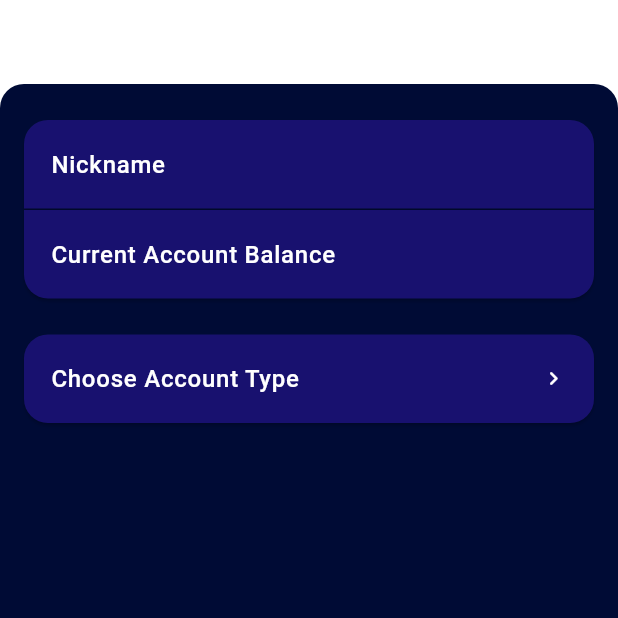
After one commit to AbdElrahmanaymen/Budgetly, a Flutter app: the NewAccountScreen screen opened by its route, on a phone screen of 412 x 824 dp, the top half of it. The commit adds this screen. Run offline on Flutter 3.47's test engine with Material 3 defaults, Android fonts, the light colour scheme and no system bars; our stand-ins replace carousel_slider, dropdown_button2, flutter_bloc, flutter_svg, freezed_annotation, get_it and 1 more; project files that could hold a hidden picture were left out.

Commit message:
Implemented new account screen
Hotfix: language screen font size

```diff
--- a/lib/application/navbar/nav_bar_state.dart
+++ b/lib/application/navbar/nav_bar_state.dart
@@ -25,6 +25,7 @@ class NavBarState with _$NavBarState {
             icon: Icon(
               Icons.add,
             ),
+            routeName: '/NewAccountScreen',
           ),
           BudgetlyAppBar(
             title: 'Calendar',
--- /dev/null
+++ b/lib/presentation/accounts/new_account_screen.dart
@@ -0,0 +1,73 @@
+import 'package:budgetly/infrastructure/style/colors.dart';
+import 'package:budgetly/presentation/widgets/buttons.dart';
+import 'package:flutter/material.dart';
+
+class NewAccountScreen extends StatelessWidget {
+  const NewAccountScreen({super.key});
+  @override
+  Widget build(BuildContext context) {
+    return Scaffold(
+      appBar: AppBar(
+        centerTitle: true,
+        title: Text(
+          'New Account',
+          style: Theme.of(context).textTheme.titleLarge!.copyWith(fontSize: 24),
+        ),
+        iconTheme: const IconThemeData(
+          color: Colors.white,
+        ),
+        backgroundColor: Colors.transparent,
+      ),
+      body: Container(
+        height: double.infinity,
+        width: double.infinity,
+        decoration: BoxDecoration(
+          color: darkBlueColor,
+          borderRadius: const BorderRadius.only(
+            topLeft: Radius.circular(16),
+            topRight: Radius.circular(16),
+          ),
+        ),
+        child: Padding(
+          padding: const EdgeInsets.fromLTRB(16, 24, 16, 24),
+            child: Column(
+              crossAxisAlignment: CrossAxisAlignment.stretch,
+              children: [
+                BudgetlyButtons.AccountsButton(
+                  label: 'Nickname',
+                  labelStyle: Theme.of(context).textTheme.labelSmall,
+                  backgroundColor: semiBlueColor,
+                  onPressed: () {},
+                  context: context,
+                  bottomLeftRadius: 0.0,
+                  bottomRightRadius: 0.0,
+                ),
+                const SizedBox(height: 1),
+                BudgetlyButtons.AccountsButton(
+                  label: 'Current Account Balance',
+                  labelStyle: Theme.of(context).textTheme.labelSmall,
+                  backgroundColor: semiBlueColor,
+                  onPressed: () {
+                    Icons.arrow_forward;
+                  },
+                  context: context,
+                  topLeftRadius: 0.0,
+                  topRightRadius: 0.0,
+                ),
+                const SizedBox(height: 24),
+                BudgetlyButtons.AccountsButton(
+                  label: 'Choose Account Type',
+                  labelStyle: Theme.of(context).textTheme.labelSmall,
+                  backgroundColor: semiBlueColor,
+                  icon: Icons.keyboard_arrow_right_rounded,
+                  onPressed: () {},
+                  context: context,
+                ),
+                const SizedBox(height: 16),
+              ],
+            ),
+        ),
+      ),
+    );
+  }
+}
--- a/lib/presentation/core/app_widget.dart
+++ b/lib/presentation/core/app_widget.dart
@@ -1,4 +1,5 @@
 import 'package:budgetly/infrastructure/style/theme.dart';
+import 'package:budgetly/presentation/accounts/new_account_screen.dart';
 import 'package:budgetly/presentation/core/app_screen.dart';
 import 'package:budgetly/presentation/core/complete_profile_screen.dart';
 import 'package:budgetly/presentation/core/get_started_screen.dart';
@@ -22,6 +23,7 @@ Map<String, WidgetBuilder> routes = {
   '/LanguagesScreen': (context) => const LanguagesScreen(),
   '/ChangePasswordScreen': (context) => const ChangePasswordScreen(),
   '/NotificationScreen': (context) => const NotificationScreen(),
+  '/NewAccountScreen': (context) => const NewAccountScreen(),
 };
 
 class AppWidget extends StatelessWidget {
--- a/lib/presentation/settings/screens/languages_screen.dart
+++ b/lib/presentation/settings/screens/languages_screen.dart
@@ -12,7 +12,7 @@ class LanguagesScreen extends StatelessWidget {
         centerTitle: false,
         title: Text(
           'Language',
-          style: Theme.of(context).textTheme.titleLarge!.copyWith(fontSize: 26),
+          style: Theme.of(context).textTheme.titleLarge!.copyWith(fontSize: 24),
         ),
         iconTheme: const IconThemeData(
           color: Colors.white,
--- a/lib/presentation/widgets/buttons.dart
+++ b/lib/presentation/widgets/buttons.dart
@@ -67,7 +67,10 @@ class BudgetlyButtons {
           children: [
             Text(
               label,
-              style: labelStyle ?? Theme.of(context).textTheme.labelMedium!.copyWith(fontWeight: FontWeight.w500), // Use the provided labelStyle or fallback to default style
+              style: labelStyle ??
+                  Theme.of(context).textTheme.labelMedium!.copyWith(
+                      fontWeight: FontWeight
+                          .w500), // Use the provided labelStyle or fallback to default style
             ),
             if (icon != null) // Check if icon is provided
               Icon(
@@ -114,4 +117,55 @@ class BudgetlyButtons {
       ],
     );
   }
+
+  static Widget AccountsButton({
+    required String label,
+    TextStyle? labelStyle,
+    required Color backgroundColor,
+    IconData? icon,
+    required VoidCallback onPressed,
+    required BuildContext context,
+    bool roundedButton = true,
+    double paddingSize = 18,
+    double topLeftRadius = 16.0,
+    double topRightRadius = 16.0,
+    double bottomLeftRadius = 16.0,
+    double bottomRightRadius = 16.0,
+  }) {
+    return SizedBox(
+      width: double.infinity,
+      child: ElevatedButton(
+        style: ElevatedButton.styleFrom(
+          backgroundColor: backgroundColor,
+          padding: EdgeInsets.all(paddingSize),
+          shape: RoundedRectangleBorder(
+            borderRadius: BorderRadius.only(
+              topLeft: Radius.circular(topLeftRadius),
+              topRight: Radius.circular(topRightRadius),
+              bottomLeft: Radius.circular(bottomLeftRadius),
+              bottomRight: Radius.circular(bottomRightRadius),
+            ),
+          ),
+        ),
+        onPressed: onPressed,
+        child: Row(
+          mainAxisAlignment: MainAxisAlignment.spaceBetween,
+          children: [
+            Text(
+              label,
+              style: labelStyle ??
+                  Theme.of(context).textTheme.labelSmall!.copyWith(
+                      fontWeight: FontWeight
+                          .w500),
+            ),
+            if (icon != null)
+              Icon(
+                icon,
+                color: Colors.white,
+              ),
+          ],
+        ),
+      ),
+    );
+  }
 }
```
